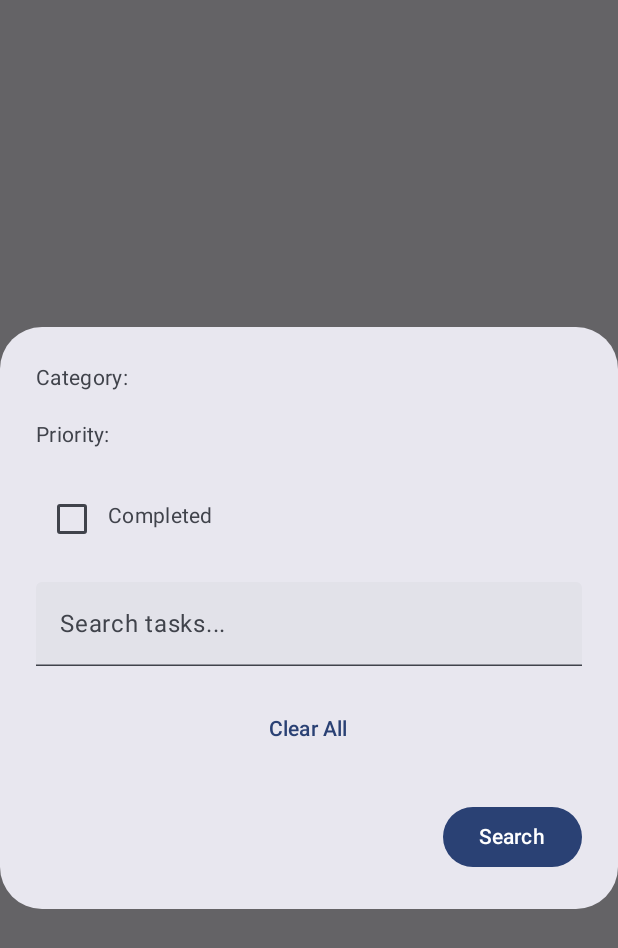
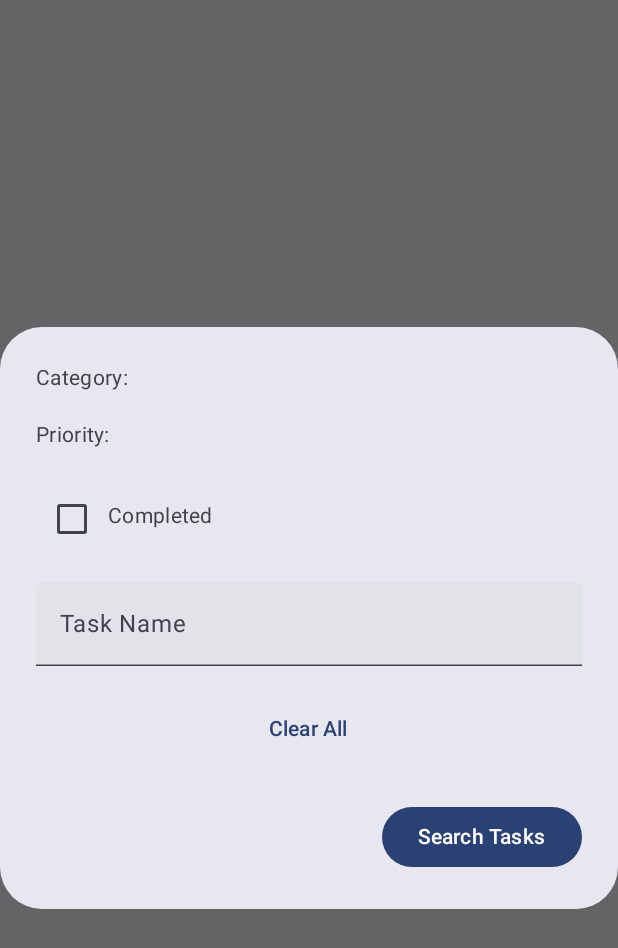
Before and after one commit to qasimrider/MexTodoApp, an Android app built with Jetpack Compose: the composable FilterAlertDialog called with empty values, on a phone screen of 412 x 824 dp. Shown: the top 948 px of the screen. Run offline under Robolectric (Android 15) with nearby library versions, the phone set to English and light mode, and no system bars.

Commit message:
proper hints in the fields

```diff
--- a/app/src/main/java/com/mex/todoapp/features/taskList/TasksListScreen.kt
+++ b/app/src/main/java/com/mex/todoapp/features/taskList/TasksListScreen.kt
@@ -398,7 +398,7 @@ fun FilterTasksScreen(
             keyboardOptions = KeyboardOptions.Default.copy(
                 imeAction = ImeAction.Done
             ),
-            placeholder = { Text(text = stringResource(R.string.search_tasks)) },
+            placeholder = { Text(text = stringResource(R.string.task_name)) },
             modifier = Modifier.fillMaxWidth()
         )
 
@@ -409,10 +409,7 @@ fun FilterTasksScreen(
             modifier = Modifier
                 .fillMaxWidth()
                 .align(Alignment.CenterHorizontally)
-        ) {
-            Text("Clear All")
-
-        }
+        ) { Text(stringResource(R.string.clear_all)) }
     }
 }
 
@@ -447,7 +444,7 @@ fun FilterAlertDialog(
             Button(onClick = {
                 onSearchClick()
                 onCloseDialog()
-            }) { Text(text = stringResource(R.string.search)) }
+            }) { Text(text = stringResource(R.string.search_tasks)) }
         })
 
 }
--- a/app/src/main/res/values/strings.xml
+++ b/app/src/main/res/values/strings.xml
@@ -5,10 +5,11 @@
     <string name="cancel">Cancel</string>
     <string name="no_task_message">Empty Tasks</string>
     <string name="close">Close</string>
-    <string name="search">Search</string>
-    <string name="search_tasks">Search tasks...</string>
+    <string name="search_tasks">Search Tasks</string>
     <string name="priority">Priority: </string>
     <string name="category">Category:  </string>
     <string name="completed">Completed</string>
     <string name="due_date">"Due Date: "</string>
+    <string name="task_name">Task Name</string>
+    <string name="clear_all">Clear All</string>
 </resources>
```
